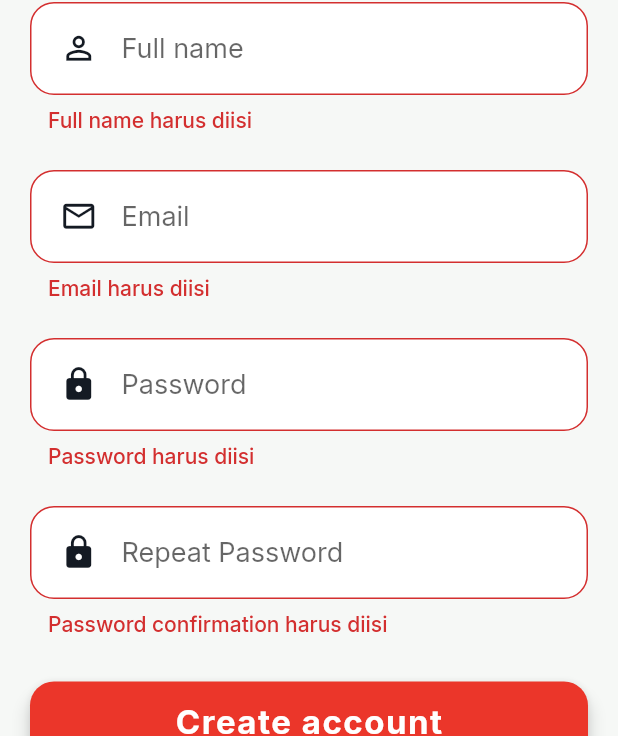
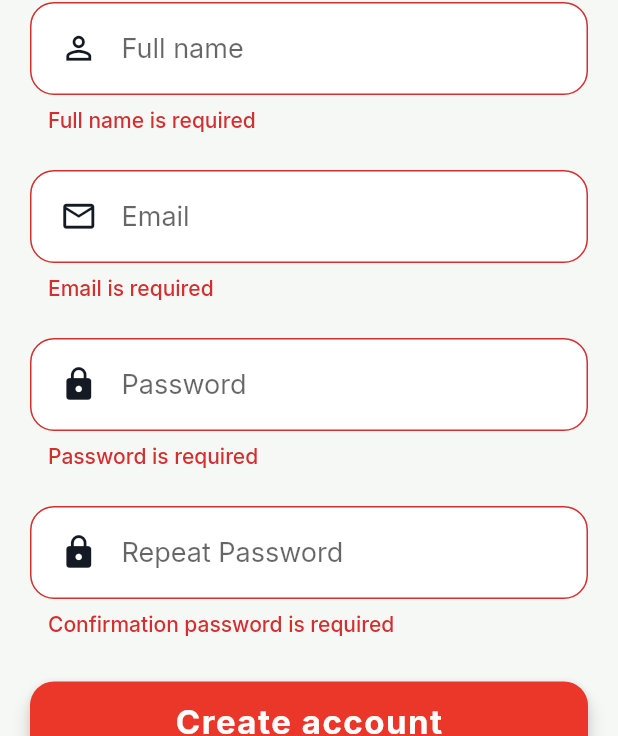
Before and after one commit to adityamputra27/hike_navigator_frontend, a Flutter app: the SignUpPage screen opened directly, after a tap on "Create account", on a phone screen of 412 x 824 dp. Shown: the part 232-968 px from the top of the screen. Run offline on Flutter 3.47's test engine with Material 2 defaults, Android fonts, the phone set to English and light mode, and no system bars; our stand-ins replace bloc, carousel_slider, equatable, flutter_bloc, flutter_map, google_fonts and 4 more; accounts and stored records are empty; network calls fail.

Commit message:
change validation languange authentication

```diff
--- a/lib/ui/pages/forgot_password_page.dart
+++ b/lib/ui/pages/forgot_password_page.dart
@@ -99,7 +99,7 @@ class _ForgotPasswordState extends State<ForgotPassword> {
               left: defaultSpace,
               right: defaultSpace,
             ),
-            errorText: emailValidate ? 'Email harus diisi' : null,
+            errorText: emailValidate ? 'Email is required' : null,
           ),
         ],
       );
--- a/lib/ui/pages/sign_in_page.dart
+++ b/lib/ui/pages/sign_in_page.dart
@@ -188,7 +188,7 @@ class _SignInPageState extends State<SignInPage> {
               left: defaultSpace,
               right: defaultSpace,
             ),
-            errorText: emailValidate ? 'Email harus diisi' : null,
+            errorText: emailValidate ? 'Email is required' : null,
           ),
           TextFormFieldAuth(
             icon: Icon(
@@ -203,7 +203,7 @@ class _SignInPageState extends State<SignInPage> {
               left: defaultSpace,
               right: defaultSpace,
             ),
-            errorText: passwordValidate ? 'Password harus diisi' : null,
+            errorText: passwordValidate ? 'Password is required' : null,
           ),
           GestureDetector(
             onTap: () {
--- a/lib/ui/pages/sign_up_page.dart
+++ b/lib/ui/pages/sign_up_page.dart
@@ -171,7 +171,7 @@ class _SignUpPageState extends State<SignUpPage> {
               left: defaultSpace,
               right: defaultSpace,
             ),
-            errorText: nameValidate ? 'Full name harus diisi' : null,
+            errorText: nameValidate ? 'Full name is required' : null,
           ),
           TextFormFieldAuth(
             icon: Icon(
@@ -185,7 +185,7 @@ class _SignUpPageState extends State<SignUpPage> {
               left: defaultSpace,
               right: defaultSpace,
             ),
-            errorText: emailValidate ? 'Email harus diisi' : null,
+            errorText: emailValidate ? 'Email is required' : null,
           ),
           TextFormFieldAuth(
             icon: Icon(
@@ -200,7 +200,7 @@ class _SignUpPageState extends State<SignUpPage> {
               left: defaultSpace,
               right: defaultSpace,
             ),
-            errorText: passwordValidate ? 'Password harus diisi' : null,
+            errorText: passwordValidate ? 'Password is required' : null,
           ),
           TextFormFieldAuth(
             icon: Icon(
@@ -216,7 +216,7 @@ class _SignUpPageState extends State<SignUpPage> {
               right: defaultSpace,
             ),
             errorText: confirmationPasswordValidate
-                ? 'Password confirmation harus diisi'
+                ? 'Confirmation password is required'
                 : null,
           ),
         ],
```
